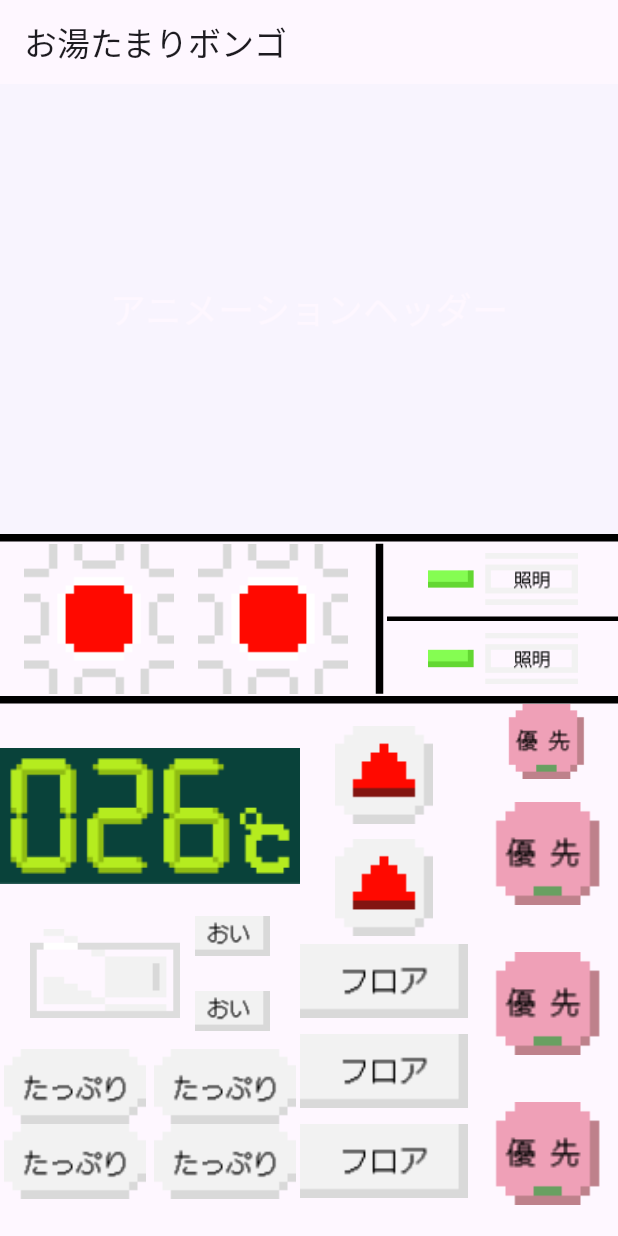
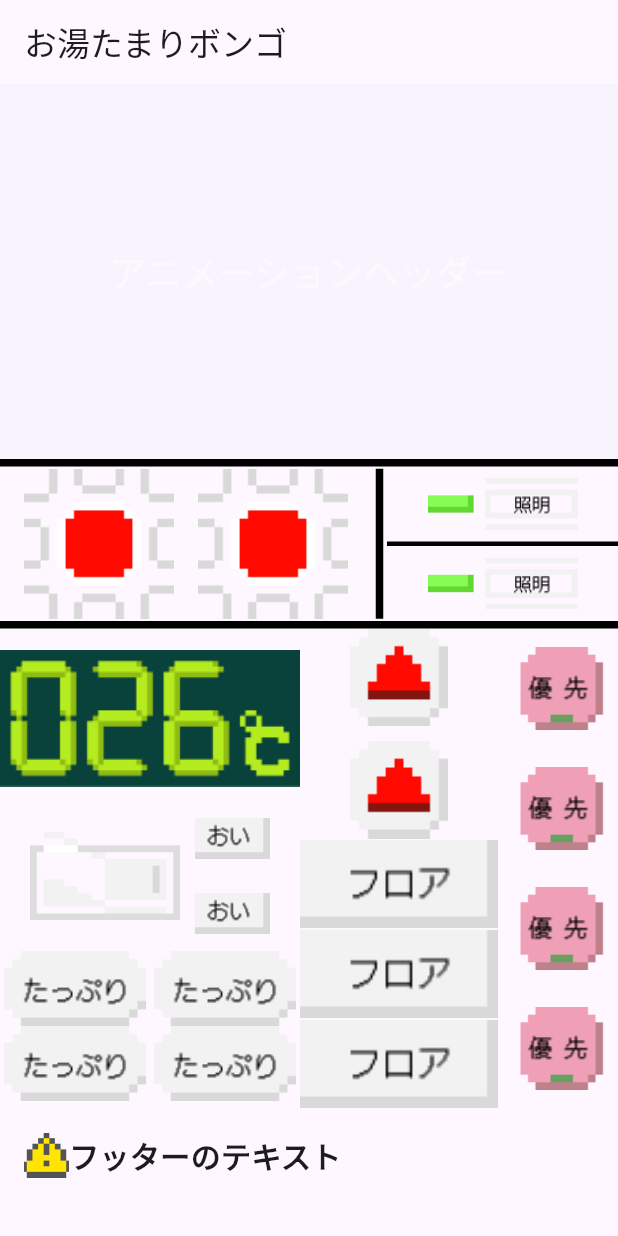
Before and after one commit to ironmax123/oyutamari_bongo, a Flutter app: the screen it shows after launch, on a phone screen of 412 x 824 dp. Run offline on Flutter 3.47's test engine with Material 3 defaults, Android fonts, the phone set to English and light mode, and no system bars; our stand-ins replace flutter_blue_plus, flutter_hooks, freezed_annotation, just_audio, riverpod_annotation; missing offline and left inert: audio_session; generated files the repository leaves out were written again; statements that could not run were skipped.

Commit message:
一旦UI完成

```diff
--- a/lib/components/animated_header.dart
+++ b/lib/components/animated_header.dart
@@ -33,7 +33,7 @@ class _AnimatedHeaderState extends State<AnimatedHeader>
     return FadeTransition(
       opacity: _animation,
       child: Container(
-        height: 300,
+        height: 250,
         color: Colors.blue,
         child: const Center(
           child: Text(
--- a/lib/pages/home/components/button_circle.dart
+++ b/lib/pages/home/components/button_circle.dart
@@ -6,36 +6,37 @@ class ButtonCircle extends StatelessWidget {
 
   @override
   Widget build(BuildContext context) {
+    const double buttonSize = 80;
     return Column(
       children: [
         ImageButton(
           imagePath: 'assets/images/button3.png',
-          width: 100,
-          height: 50,
+          width: buttonSize,
+          height: buttonSize,
           onPressed: () {
             // ボタン3の処理
           },
         ),
         ImageButton(
           imagePath: 'assets/images/button3.png',
-          width: 100,
-          height: 100,
+          width: buttonSize,
+          height: buttonSize,
           onPressed: () {
             // ボタン3の処理
           },
         ),
         ImageButton(
           imagePath: 'assets/images/button3.png',
-          width: 100,
-          height: 100,
+          width: buttonSize,
+          height: buttonSize,
           onPressed: () {
             // ボタン3の処理
           },
         ),
         ImageButton(
           imagePath: 'assets/images/button3.png',
-          width: 100,
-          height: 100,
+          width: buttonSize,
+          height: buttonSize,
           onPressed: () {
             // ボタン3の処理
           },
--- a/lib/pages/home/home_page.dart
+++ b/lib/pages/home/home_page.dart
@@ -88,6 +88,25 @@ class HomePage extends StatelessWidget {
                       ],
                     ),
                   ),
+                  Padding(
+                    padding: const EdgeInsets.all(16.0),
+                    child: Row(
+                      children: [
+                        Image.asset(
+                          'assets/images/danger_image.png',
+                          width: 30,
+                          height: 30,
+                          fit: BoxFit.cover,
+                        ),
+                        const SizedBox(height: 30),
+                        const Text(
+                          'フッターのテキスト',
+                          style: TextStyle(
+                              fontSize: 20, fontWeight: FontWeight.bold),
+                        ),
+                      ],
+                    ),
+                  ),
                 ],
               ),
             ),
--- a/pubspec.yaml
+++ b/pubspec.yaml
@@ -43,5 +43,6 @@ flutter:
     - assets/images/button7.png
     - assets/images/button8.png
     - assets/images/button9.png
+    - assets/images/danger_image.png
     - assets/sounds/
   uses-material-design: true
```
Also changed, not shown: assets/images/danger_image.png (added).
